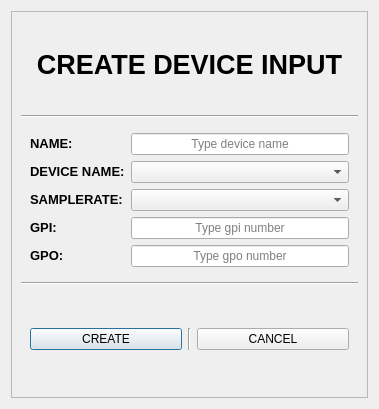
Old version of the form Desktop/resources/add_device_input.ui in the repository MarcoGraciano12/NextAir-Solutions.
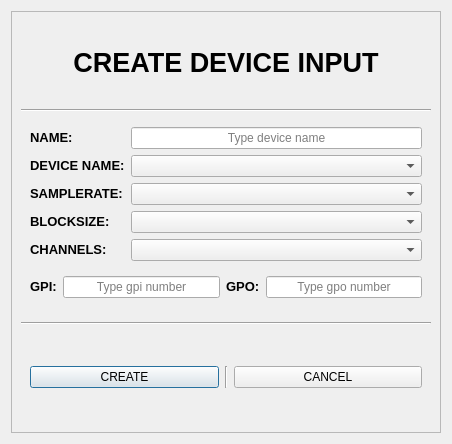
New version of the form.

Commit message: fix: Blocksize and Channels in DeviceInput

Diff of the .ui file:
```diff
--- a/Desktop/resources/add_device_input.ui
+++ b/Desktop/resources/add_device_input.ui
@@ -6,8 +6,8 @@
    <rect>
     <x>0</x>
     <y>0</y>
-    <width>379</width>
-    <height>409</height>
+    <width>452</width>
+    <height>444</height>
    </rect>
   </property>
   <property name="windowTitle">
@@ -104,13 +104,42 @@
           <widget class="QComboBox" name="sample_rate_combo"/>
          </item>
          <item row="3" column="0">
+          <widget class="QLabel" name="label_7">
+           <property name="text">
+            <string>&lt;html&gt;&lt;head/&gt;&lt;body&gt;&lt;p&gt;&lt;span style=&quot; font-size:10pt; font-weight:700;&quot;&gt;BLOCKSIZE:&lt;/span&gt;&lt;/p&gt;&lt;/body&gt;&lt;/html&gt;</string>
+           </property>
+          </widget>
+         </item>
+         <item row="3" column="1">
+          <widget class="QComboBox" name="block_size_combo"/>
+         </item>
+         <item row="4" column="0">
+          <widget class="QLabel" name="label_8">
+           <property name="text">
+            <string>&lt;html&gt;&lt;head/&gt;&lt;body&gt;&lt;p&gt;&lt;span style=&quot; font-size:10pt; font-weight:700;&quot;&gt;CHANNELS:&lt;/span&gt;&lt;/p&gt;&lt;/body&gt;&lt;/html&gt;</string>
+           </property>
+          </widget>
+         </item>
+         <item row="4" column="1">
+          <widget class="QComboBox" name="channels_combo"/>
+         </item>
+         <item row="6" column="0" colspan="2">
+          <widget class="QWidget" name="widget_3" native="true">
+           <layout class="QHBoxLayout" name="horizontalLayout_2">
+            <property name="leftMargin">
+             <number>0</number>
+            </property>
+            <property name="rightMargin">
+             <number>0</number>
+            </property>
+            <item>
           <widget class="QLabel" name="label_5">
            <property name="text">
             <string>&lt;html&gt;&lt;head/&gt;&lt;body&gt;&lt;p&gt;&lt;span style=&quot; font-size:10pt; font-weight:700;&quot;&gt;GPI:&lt;/span&gt;&lt;/p&gt;&lt;/body&gt;&lt;/html&gt;</string>
            </property>
           </widget>
          </item>
-         <item row="3" column="1">
+            <item>
           <widget class="QLineEdit" name="gpi_line">
            <property name="inputMask">
             <string/>
@@ -123,14 +152,14 @@
            </property>
           </widget>
          </item>
-         <item row="4" column="0">
+            <item>
           <widget class="QLabel" name="label_6">
            <property name="text">
             <string>&lt;html&gt;&lt;head/&gt;&lt;body&gt;&lt;p&gt;&lt;span style=&quot; font-size:10pt; font-weight:700;&quot;&gt;GPO:&lt;/span&gt;&lt;/p&gt;&lt;/body&gt;&lt;/html&gt;</string>
            </property>
           </widget>
          </item>
-         <item row="4" column="1">
+            <item>
           <widget class="QLineEdit" name="gpo_line">
            <property name="inputMask">
             <string/>
@@ -141,6 +170,9 @@
            <property name="placeholderText">
             <string>Type gpo number</string>
            </property>
+             </widget>
+            </item>
+           </layout>
           </widget>
          </item>
         </layout>
```
Lines whose indentation alone changed are shown as unchanged. The commit also changes 5 other files.
